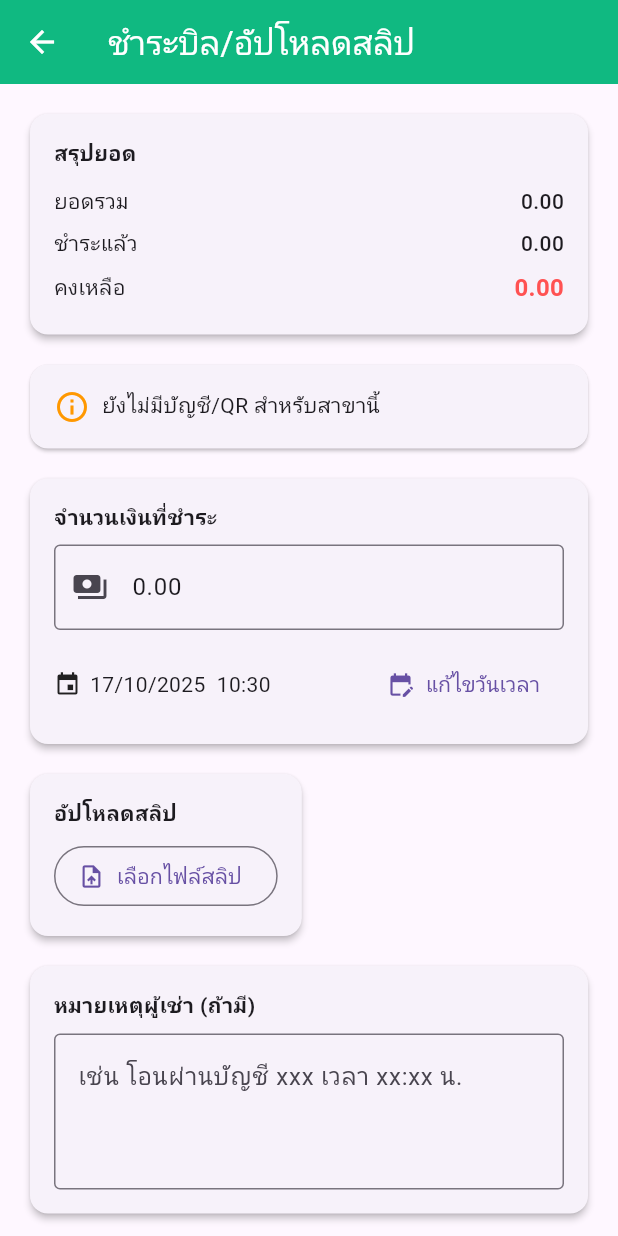
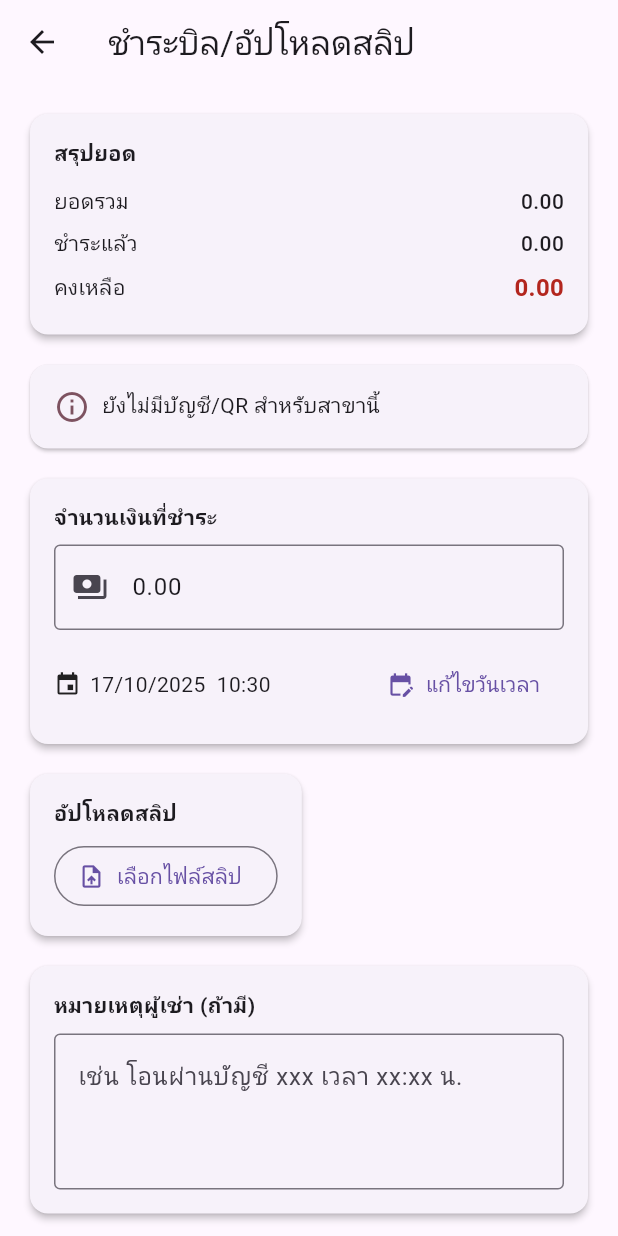
Before and after one commit to Satjatum/Manager_Room_ProjectV1, a Flutter app: the TenantPayBillUi screen opened directly with empty values, on a phone screen of 412 x 824 dp. Run offline on Flutter 3.47's test engine with Material 3 defaults, Android fonts, the phone set to English and light mode, and no system bars; our stand-ins replace file_picker, image_picker, shared_preferences, supabase_flutter; accounts and stored records are empty; network calls fail.

Commit message:
แก้ไข Ui

```diff
--- a/lib/views/tenant/tenant_pay_bill_ui.dart
+++ b/lib/views/tenant/tenant_pay_bill_ui.dart
@@ -7,7 +7,7 @@ import 'package:image_picker/image_picker.dart';
 import 'package:manager_room_project/services/invoice_service.dart';
 import 'package:manager_room_project/services/payment_service.dart';
 import 'package:manager_room_project/services/image_service.dart';
-import 'package:manager_room_project/widgets/colors.dart';
+// Use app theme via Theme.of(context).colorScheme instead of fixed colors
 
 class TenantPayBillUi extends StatefulWidget {
   final String invoiceId;
@@ -183,18 +183,19 @@ class _TenantPayBillUiState extends State<TenantPayBillUi> {
 
   @override
   Widget build(BuildContext context) {
+    final scheme = Theme.of(context).colorScheme;
     return Scaffold(
       appBar: AppBar(
         title: const Text('ชำระบิล/อัปโหลดสลิป'),
-        backgroundColor: AppTheme.primary,
-        foregroundColor: Colors.white,
       ),
       body: _loading
           ? Center(
               child: Column(
                 mainAxisAlignment: MainAxisAlignment.center,
                 children: [
-                  CircularProgressIndicator(color: AppTheme.primary),
+                  CircularProgressIndicator(
+                      valueColor:
+                          AlwaysStoppedAnimation<Color>(scheme.primary)),
                   const SizedBox(height: 12),
                   const Text('กำลังโหลด...'),
                 ],
@@ -230,13 +231,11 @@ class _TenantPayBillUiState extends State<TenantPayBillUi> {
                                     AlwaysStoppedAnimation<Color>(Colors.white),
                               ),
                             )
-                          : const Icon(Icons.upload, color: Colors.white),
-                      label: const Text(
-                        'ส่งสลิปเพื่อรอตรวจสอบ',
-                        style: TextStyle(color: Colors.white),
-                      ),
+                          : const Icon(Icons.upload),
+                      label: const Text('ส่งสลิปเพื่อรอตรวจสอบ'),
                       style: ElevatedButton.styleFrom(
-                        backgroundColor: AppTheme.primary,
+                        backgroundColor: scheme.primary,
+                        foregroundColor: scheme.onPrimary,
                         shape: RoundedRectangleBorder(
                           borderRadius: BorderRadius.circular(12),
                         ),
@@ -273,15 +272,16 @@ class _TenantPayBillUiState extends State<TenantPayBillUi> {
   }
 
   Widget _buildQrList() {
+    final scheme = Theme.of(context).colorScheme;
     if (_branchQrs.isEmpty) {
       return Card(
         child: Padding(
           padding: const EdgeInsets.all(16),
           child: Row(
-            children: const [
-              Icon(Icons.info_outline, color: Colors.orange),
-              SizedBox(width: 8),
-              Expanded(child: Text('ยังไม่มีบัญชี/QR สำหรับสาขานี้')),
+            children: [
+              Icon(Icons.info_outline, color: scheme.tertiary),
+              const SizedBox(width: 8),
+              const Expanded(child: Text('ยังไม่มีบัญชี/QR สำหรับสาขานี้')),
             ],
           ),
         ),
@@ -313,8 +313,8 @@ class _TenantPayBillUiState extends State<TenantPayBillUi> {
                 decoration: BoxDecoration(
                   border: Border.all(
                       color: _selectedQrId == id
-                          ? AppTheme.primary
-                          : Colors.grey.shade300),
+                          ? scheme.primary
+                          : Theme.of(context).dividerColor),
                   borderRadius: BorderRadius.circular(12),
                 ),
                 child: RadioListTile<String>(
@@ -327,9 +327,9 @@ class _TenantPayBillUiState extends State<TenantPayBillUi> {
                     children: [
                       Text(accountName),
                       if (isPrimary)
-                        const Text('บัญชีหลัก',
-                            style:
-                                TextStyle(color: Colors.green, fontSize: 12)),
+                        Text('บัญชีหลัก',
+                            style: TextStyle(
+                                color: scheme.secondary, fontSize: 12)),
                       const SizedBox(height: 8),
                       if (image.isNotEmpty)
                         ClipRRect(
@@ -419,6 +419,7 @@ class _TenantPayBillUiState extends State<TenantPayBillUi> {
   }
 
   Widget _buildSlipUploadCard() {
+    final scheme = Theme.of(context).colorScheme;
     return Card(
       elevation: 2,
       child: Padding(
@@ -476,10 +477,11 @@ class _TenantPayBillUiState extends State<TenantPayBillUi> {
                       const SizedBox(width: 8),
                       TextButton.icon(
                         onPressed: () => setState(() => _slipFile = null),
-                        icon:
-                            const Icon(Icons.delete_outline, color: Colors.red),
-                        label: const Text('ลบ',
-                            style: TextStyle(color: Colors.red)),
+                        icon: const Icon(Icons.delete_outline),
+                        label: const Text('ลบ'),
+                        style: TextButton.styleFrom(
+                          foregroundColor: scheme.error,
+                        ),
                       ),
                     ],
                   )
@@ -517,6 +519,7 @@ class _TenantPayBillUiState extends State<TenantPayBillUi> {
   }
 
   Widget _row(String k, double v, {bool emphasize = false}) {
+    final scheme = Theme.of(context).colorScheme;
     return Padding(
       padding: const EdgeInsets.symmetric(vertical: 4),
       child: Row(
@@ -528,7 +531,7 @@ class _TenantPayBillUiState extends State<TenantPayBillUi> {
             style: TextStyle(
               fontWeight: emphasize ? FontWeight.w700 : FontWeight.w500,
               fontSize: emphasize ? 16 : 14,
-              color: emphasize ? Colors.redAccent : null,
+              color: emphasize ? scheme.error : null,
             ),
           ),
         ],
```
Also changed, not shown: lib/views/payment_qr_management_ui.dart (+118 -49 lines).
